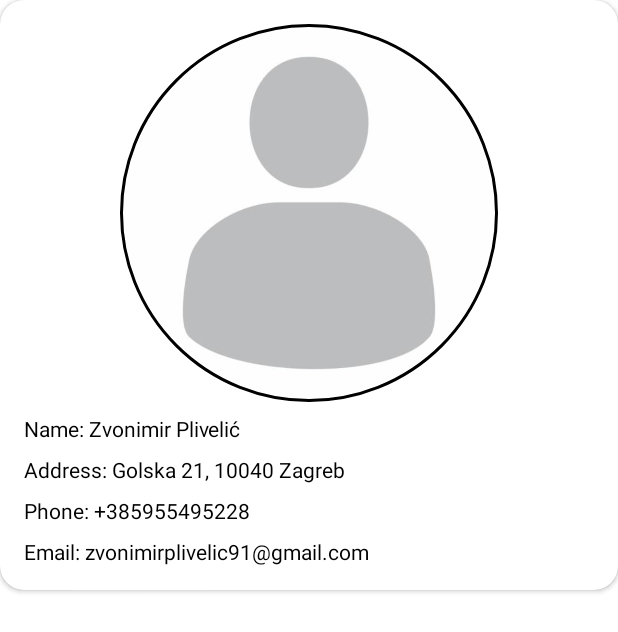
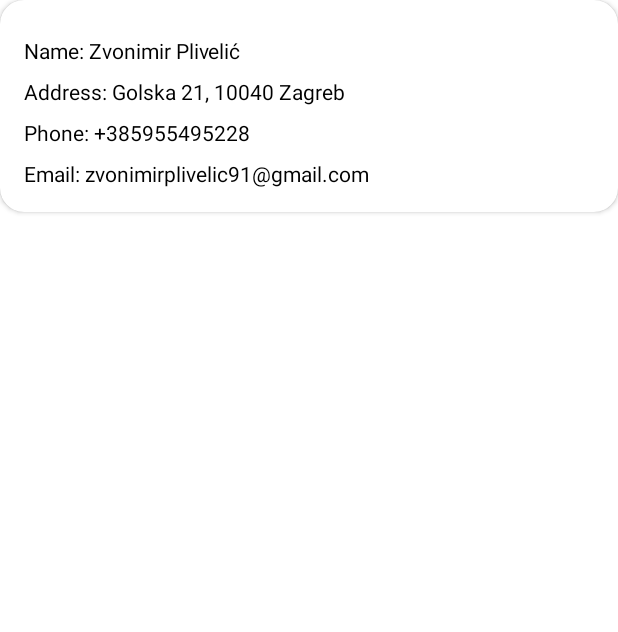
Before and after one commit to zvonimirplivelic/CurriculumVitae, an Android app: the layout personal_information.xml on its own in the app's theme, with its tools: preview values and no code run, on a phone screen of 412 x 824 dp. Shown: the top 632 px of the screen. Run offline under Robolectric (Android 15) with nearby library versions, the phone set to English and light mode, and no system bars.

```diff
--- a/app/src/main/res/layout/personal_information.xml
+++ b/app/src/main/res/layout/personal_information.xml
@@ -6,56 +6,30 @@
     android:layout_height="wrap_content"
     app:cardCornerRadius="16dp">
 
-    <androidx.constraintlayout.widget.ConstraintLayout
+    <LinearLayout
         android:layout_width="match_parent"
         android:layout_height="match_parent"
+        android:orientation="vertical"
         android:padding="16dp">
-
-        <de.hdodenhof.circleimageview.CircleImageView
-            android:id="@+id/imageViewProfile"
-            android:layout_width="match_parent"
-            android:layout_height="0dp"
-            android:layout_marginHorizontal="64dp"
-            android:scaleType="centerCrop"
-            android:src="@drawable/profilepic"
-            app:civ_border_color="@android:color/black"
-            app:civ_border_width="2dp"
-            app:layout_constraintBottom_toTopOf="@id/textViewName"
-            app:layout_constraintDimensionRatio="1:1"
-            app:layout_constraintLeft_toLeftOf="parent"
-            app:layout_constraintRight_toRightOf="parent"
-            app:layout_constraintTop_toTopOf="parent" />
 
         <TextView
             android:id="@+id/textViewName"
             style="@style/PersonalInformationText"
-            android:text="@string/personal_info_name"
-            app:layout_constraintLeft_toLeftOf="parent"
-            app:layout_constraintRight_toRightOf="parent"
-            app:layout_constraintTop_toBottomOf="@id/imageViewProfile" />
+            android:text="@string/personal_info_name" />
 
         <TextView
             android:id="@+id/textViewAddress"
             style="@style/PersonalInformationText"
-            android:text="@string/personal_info_address"
-            app:layout_constraintLeft_toLeftOf="parent"
-            app:layout_constraintRight_toRightOf="parent"
-            app:layout_constraintTop_toBottomOf="@id/textViewName" />
+            android:text="@string/personal_info_address" />
 
         <TextView
             android:id="@+id/textViewPhone"
             style="@style/PersonalInformationText"
-            android:text="@string/personal_info_phone"
-            app:layout_constraintLeft_toLeftOf="parent"
-            app:layout_constraintRight_toRightOf="parent"
-            app:layout_constraintTop_toBottomOf="@id/textViewAddress" />
+            android:text="@string/personal_info_phone" />
 
         <TextView
             android:id="@+id/textViewEmail"
             style="@style/PersonalInformationText"
-            android:text="@string/personal_info_email"
-            app:layout_constraintLeft_toLeftOf="parent"
-            app:layout_constraintRight_toRightOf="parent"
-            app:layout_constraintTop_toBottomOf="@id/textViewPhone" />
-    </androidx.constraintlayout.widget.ConstraintLayout>
+            android:text="@string/personal_info_email" />
+    </LinearLayout>
 </androidx.cardview.widget.CardView>
```
Also changed, not shown: app/src/main/res/layout/activity_main.xml (+18 -6 lines), app/src/main/res/layout/school3.xml (+3 -6 lines).
